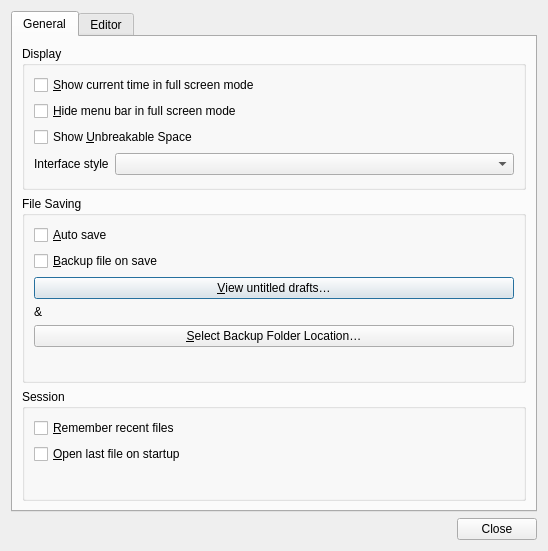
KDE/ghostwriter, file src/settings/preferencesdialog.ui: the form before one commit.
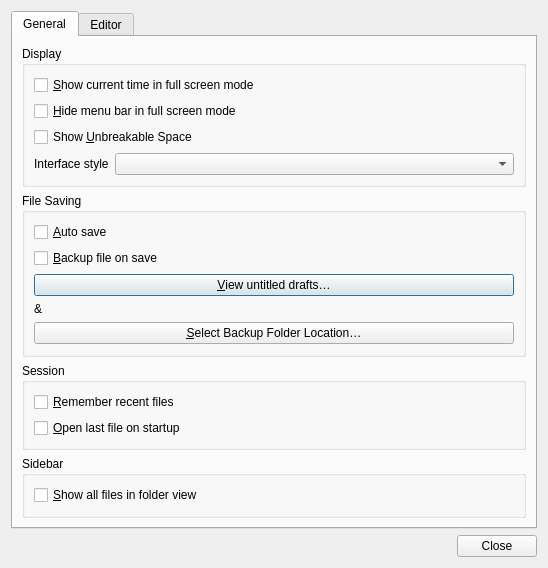
The form after the commit.

Commit message:
Add folder view for an open file.
FEATURE: 490515
This feature opens the parent folder structure in the sidebar for the
an opened file, allowing for quick browsing of other files adjacent to it.

Diff of the .ui file:
```diff
--- a/src/settings/preferencesdialog.ui
+++ b/src/settings/preferencesdialog.ui
@@ -162,6 +162,35 @@
            </widget>
           </item>
           <item>
+           <spacer name="verticalSpacer_7">
+            <property name="orientation">
+             <enum>Qt::Vertical</enum>
+            </property>
+            <property name="sizeHint" stdset="0">
+             <size>
+              <width>20</width>
+              <height>40</height>
+             </size>
+            </property>
+           </spacer>
+          </item>
+         </layout>
+        </widget>
+       </item>
+       <item>
+        <widget class="QGroupBox" name="groupBox_7">
+         <property name="title">
+          <string>Sidebar</string>
+         </property>
+         <layout class="QVBoxLayout" name="verticalLayout">
+          <item>
+           <widget class="QCheckBox" name="folderViewShowAllFilesCheckBox">
+            <property name="text">
+             <string>&amp;Show all files in folder view</string>
+            </property>
+           </widget>
+          </item>
+          <item>
            <spacer name="verticalSpacer">
             <property name="orientation">
              <enum>Qt::Vertical</enum>
```
The commit also changes 13 other files.
